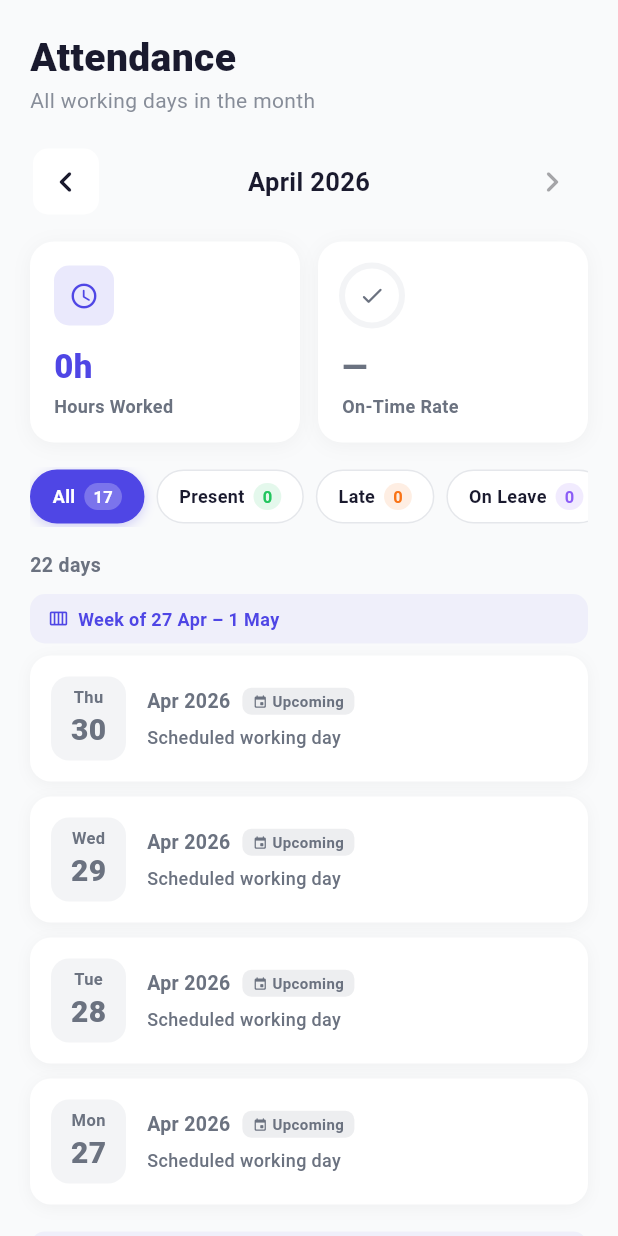
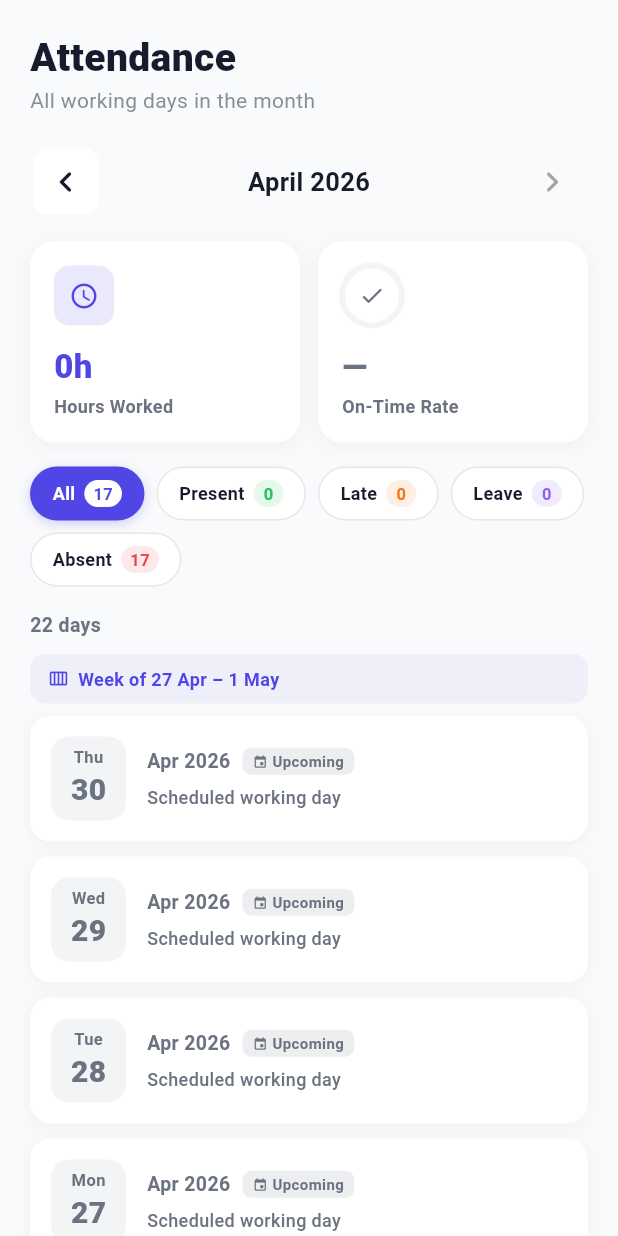
Before and after one commit to zaiedaziem/WorkNest, a Flutter app: the AttendanceScreen screen opened directly with empty values, on a phone screen of 412 x 824 dp. Run offline on Flutter 3.47's test engine with Material 3 defaults, Android fonts, the phone set to English and light mode, and no system bars; our stand-ins replace file_picker, flutter_dotenv, geolocator, supabase_flutter; accounts and stored records are empty; Roboto replaces fonts that are missing (SF Pro Display).

Commit message:
Update attendance_screen.dart
update overflowing off-screen because the row is horizontally.
shortened the label from "on leave" to "leave"
and use wrap so that automatically flow to a second row if it dont fit

```diff
--- a/worknest/lib/views/screens/attendance_screen.dart
+++ b/worknest/lib/views/screens/attendance_screen.dart
@@ -125,7 +125,7 @@ class _AttendanceScreenState extends State<AttendanceScreen> {
       ),
       (
         filter: DayFilter.onLeave,
-        label: 'On Leave',
+        label: 'Leave',
         count: _viewModel.totalOnLeave,
         color: const Color(0xFF8B5CF6),
       ),
@@ -137,12 +137,11 @@ class _AttendanceScreenState extends State<AttendanceScreen> {
       ),
     ];
 
-    return SingleChildScrollView(
-      scrollDirection: Axis.horizontal,
-      padding: const EdgeInsets.symmetric(vertical: 2),
-      child: Row(
+    return Wrap(
+      spacing: 8,
+      runSpacing: 8,
       children: [
-          for (final c in chips) ...[
+        for (final c in chips)
           _FilterChip(
             label: c.label,
             count: c.count,
@@ -150,10 +149,7 @@ class _AttendanceScreenState extends State<AttendanceScreen> {
             isSelected: _viewModel.filter == c.filter,
             onTap: () => _viewModel.setFilter(c.filter),
           ),
-            const SizedBox(width: 8),
       ],
-        ],
-      ),
     );
   }
 
@@ -871,19 +867,21 @@ class _FilterChip extends StatelessWidget {
             ),
             const SizedBox(width: 6),
             Container(
+              constraints: const BoxConstraints(minWidth: 20),
               padding: const EdgeInsets.symmetric(horizontal: 6, vertical: 1),
               decoration: BoxDecoration(
                 color: isSelected
-                    ? Colors.white.withValues(alpha: 0.25)
+                    ? Colors.white
                     : color.withValues(alpha: 0.12),
                 borderRadius: BorderRadius.circular(10),
               ),
               child: Text(
                 '$count',
+                textAlign: TextAlign.center,
                 style: TextStyle(
                   fontSize: 11,
                   fontWeight: FontWeight.w700,
-                  color: isSelected ? Colors.white : color,
+                  color: color,
                 ),
               ),
             ),
```
Lines whose indentation alone changed are shown as unchanged.
